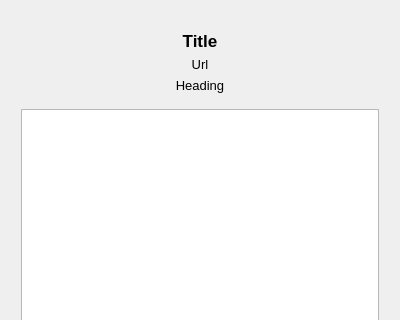
Old version of the form sources/messagebox.ui in the repository mikaelsundell/specviz; both pictures show x 0 to 400 and y 0 to 320 of the 400 by 500 pixel window.
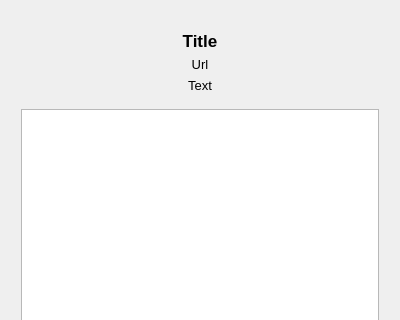
New version of the form. Icons and pictures are not drawn.

What changed in the file:
```diff
--- a/sources/messagebox.ui
+++ b/sources/messagebox.ui
@@ -14,21 +14,21 @@
    </rect>
   </property>
   <property name="sizePolicy">
-   <sizepolicy hsizetype="Fixed" vsizetype="Fixed">
+   <sizepolicy hsizetype="Preferred" vsizetype="Preferred">
     <horstretch>0</horstretch>
     <verstretch>0</verstretch>
    </sizepolicy>
   </property>
   <property name="minimumSize">
    <size>
-    <width>400</width>
-    <height>500</height>
+    <width>0</width>
+    <height>0</height>
    </size>
   </property>
   <property name="maximumSize">
    <size>
-    <width>400</width>
-    <height>500</height>
+    <width>16777215</width>
+    <height>16777215</height>
    </size>
   </property>
   <property name="windowTitle">
@@ -120,7 +120,7 @@
         </font>
        </property>
        <property name="text">
-        <string>Heading</string>
+        <string>Text</string>
        </property>
        <property name="alignment">
         <set>Qt::AlignmentFlag::AlignCenter</set>
```
Left out of the diff: 10 changed lines with no effect on the pictures.
